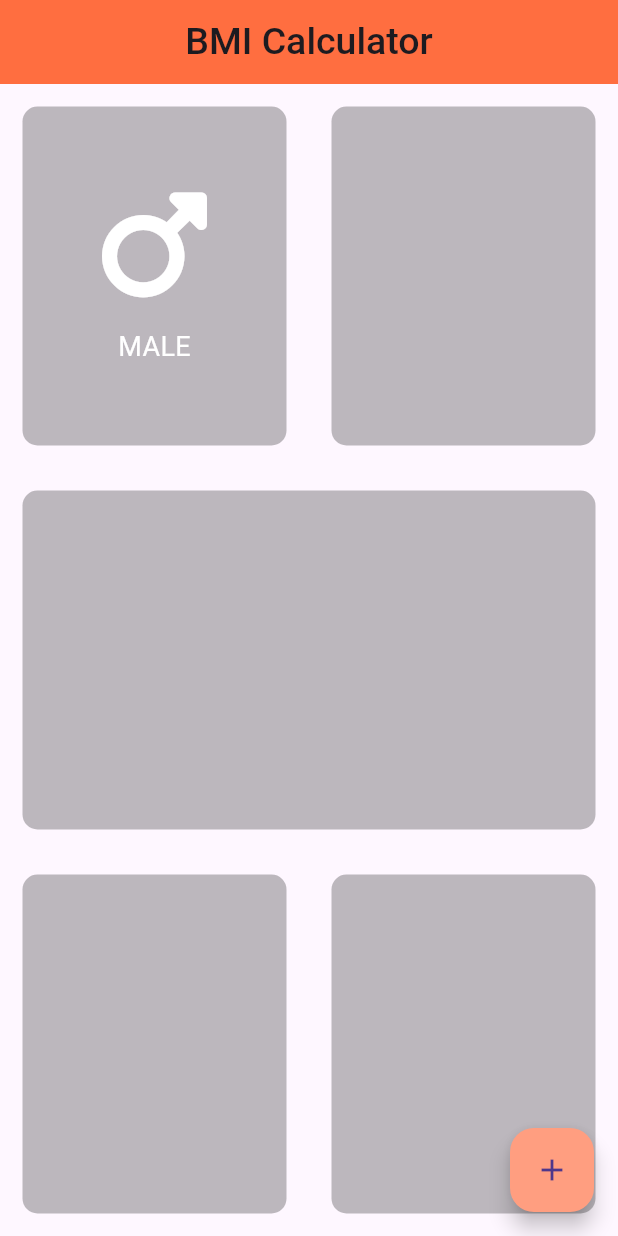
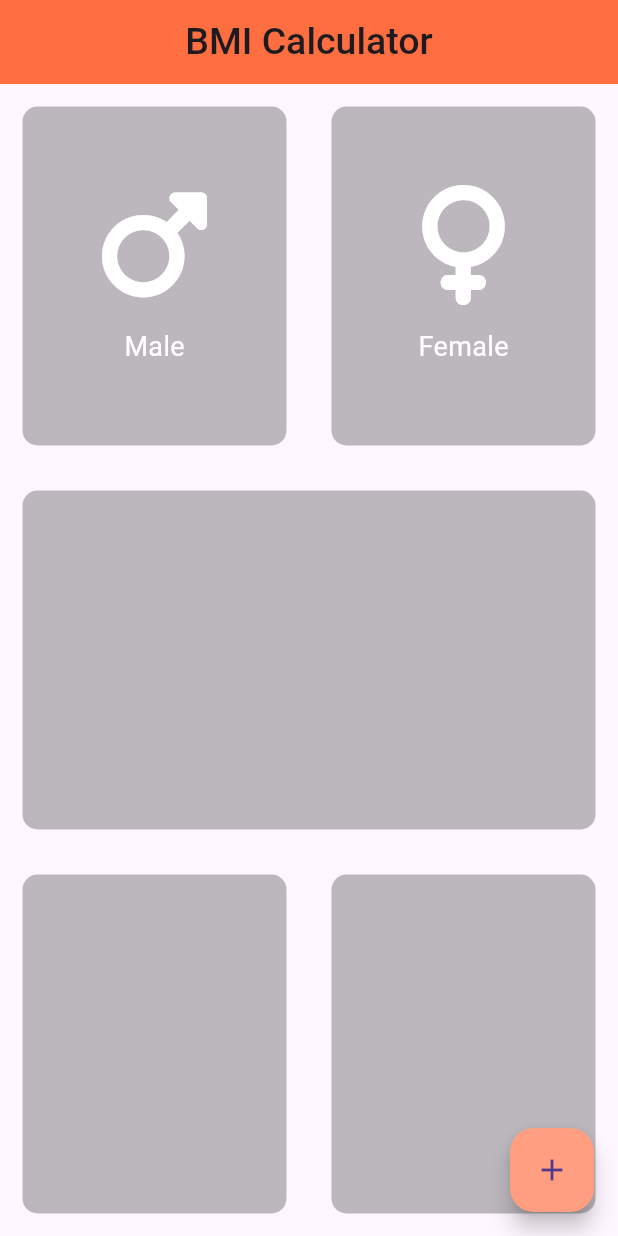
Before and after one commit to MineHope16/Flutter-Dev-BMI-Calculator, a Flutter app: the screen it shows after launch, on a phone screen of 412 x 824 dp. Run offline on Flutter 3.47's test engine with Material 3 defaults, Android fonts, the phone set to English and light mode, and no system bars; our stand-ins replace font_awesome_flutter.

Commit message:
Gender Cards Completed

```diff
--- a/lib/icon_content.dart
+++ b/lib/icon_content.dart
@@ -0,0 +1,28 @@
+import 'package:flutter/material.dart';
+
+class GenderCard extends StatelessWidget {
+  late final IconData iconData;
+  late final String label;
+
+  GenderCard({required this.iconData, required this.label});
+
+  @override
+  Widget build(BuildContext context) {
+    return Column(
+      mainAxisAlignment: MainAxisAlignment.center,
+      crossAxisAlignment: CrossAxisAlignment.center,
+      children: [
+        Icon(
+          iconData,
+          size: 80,
+          color: Colors.white, // contrast with dark background
+        ),
+        SizedBox(height: 15),
+        Text(
+          label,
+          style: TextStyle(fontSize: 18, color: Colors.white),
+        ),
+      ],
+    );
+  }
+}
--- a/lib/input_page.dart
+++ b/lib/input_page.dart
@@ -1,5 +1,11 @@
 import 'package:flutter/material.dart';
 import 'package:font_awesome_flutter/font_awesome_flutter.dart';
+import 'icon_content.dart';
+import 'reusable_card.dart';
+
+const Color activeCardColor = Colors.black26;
+final Color inactiveCardColor = Colors.deepOrangeAccent.shade100;
+
 
 class InputPage extends StatefulWidget {
   const InputPage({super.key});
@@ -9,6 +15,30 @@ class InputPage extends StatefulWidget {
 }
 
 class _InputPageState extends State<InputPage> {
+
+  Color maleCardColor = activeCardColor;
+  Color femaleCardColor = activeCardColor;
+
+  void updateColor(int gender) {
+    if (gender == 1){
+      if (maleCardColor == activeCardColor) {
+        maleCardColor = inactiveCardColor;
+        femaleCardColor = activeCardColor;
+      } else {
+        maleCardColor = activeCardColor;
+      }
+    }
+
+    else {
+      if (femaleCardColor == activeCardColor) {
+        femaleCardColor = inactiveCardColor;
+        maleCardColor = activeCardColor;
+      } else {
+        femaleCardColor = activeCardColor;
+      }
+    }
+  }
+
   @override
   Widget build(BuildContext context) {
     return Scaffold(
@@ -27,43 +57,51 @@ class _InputPageState extends State<InputPage> {
             child: Row(
               children: [
                 Expanded(
-                  child: ReusableContainer(colour: Colors.black26,
-                    cardChild: Column(
-                      mainAxisAlignment: MainAxisAlignment.center,
-                      crossAxisAlignment: CrossAxisAlignment.center,
-                      children: [
-                        Icon(
-                          FontAwesomeIcons.mars,
-                          size: 80,
-                          color: Colors.white, // contrast with dark background
-                        ),
-                        SizedBox(height: 15),
-                        Text(
-                          'MALE',
-                          style: TextStyle(fontSize: 18, color: Colors.white),
-                        ),
-                      ],
+                  child: GestureDetector(
+                    onTap: (){
+                      setState(() {
+                        updateColor(1);
+                      });
+                    },
+                    child: ReusableContainer(
+                      colour: maleCardColor,
+                      cardChild: GenderCard(
+                        iconData: FontAwesomeIcons.mars,
+                        label: "Male",
+                      ),
                     ),
-
                   ),
                 ),
                 Expanded(
-                  child: ReusableContainer(colour: Colors.black26,),
+                  child: GestureDetector(
+                    onTap: (){
+                      setState(() {
+                        updateColor(2);
+                      });
+                    },
+                    child: ReusableContainer(
+                      colour: femaleCardColor,
+                      cardChild: GenderCard(
+                        iconData: FontAwesomeIcons.venus,
+                        label: "Female",
+                      ),
+                    ),
+                  ),
                 ),
               ],
             ),
           ),
           Expanded(
-            child: ReusableContainer(colour: Colors.black26,),
+            child: ReusableContainer(colour: activeCardColor,),
           ),
           Expanded(
             child: Row(
               children: [
                 Expanded(
-                  child: ReusableContainer(colour: Colors.black26,),
+                  child: ReusableContainer(colour: activeCardColor,),
                 ),
                 Expanded(
-                  child: ReusableContainer(colour: Colors.black26,),
+                  child: ReusableContainer(colour: activeCardColor,),
                 ),
               ],
             ),
@@ -78,22 +116,3 @@ class _InputPageState extends State<InputPage> {
     );
   }
 }
-
-class ReusableContainer extends StatelessWidget {
-  late final Color colour;
-  late final Widget? cardChild;
-
-  ReusableContainer({required this.colour, this.cardChild});
-
-  @override
-  Widget build(BuildContext context) {
-    return Container(
-      decoration: BoxDecoration(
-        color: colour,
-        borderRadius: BorderRadius.circular(10),
-      ),
-      margin: EdgeInsets.all(15),
-      child: cardChild,
-    );
-  }
-}
--- a/lib/reusable_card.dart
+++ b/lib/reusable_card.dart
@@ -0,0 +1,20 @@
+import 'package:flutter/material.dart';
+
+class ReusableContainer extends StatelessWidget {
+  late final Color colour;
+  late final Widget? cardChild;
+
+  ReusableContainer({required this.colour, this.cardChild});
+
+  @override
+  Widget build(BuildContext context) {
+    return Container(
+      decoration: BoxDecoration(
+        color: colour,
+        borderRadius: BorderRadius.circular(10),
+      ),
+      margin: EdgeInsets.all(15),
+      child: cardChild,
+    );
+  }
+}
```
